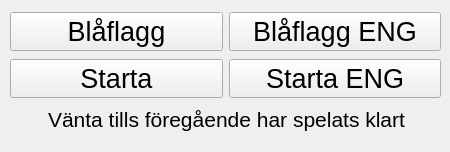
The window that sound-player/lib/sound_player.ui (robbanostberg/sound-player) describes before a commit, drawn with Qt 5.
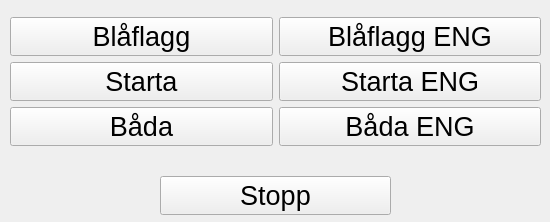
The same window after the commit.

Commit message: essage=Lade till möjlighet att spela båda meddelanden på ett språk med ett klick samt möjlighet att stoppa en uppspelning

Patch:
```diff
--- a/sound-player/lib/sound_player.ui
+++ b/sound-player/lib/sound_player.ui
@@ -6,22 +6,24 @@
    <rect>
     <x>0</x>
     <y>0</y>
-    <width>450</width>
-    <height>152</height>
+    <width>550</width>
+    <height>222</height>
    </rect>
   </property>
   <property name="windowTitle">
-   <string>Form</string>
+   <string>Sound Player</string>
   </property>
-  <widget class="QWidget" name="gridLayoutWidget">
+  <widget class="QWidget" name="gridLayoutWidget_3">
    <property name="geometry">
     <rect>
      <x>10</x>
-     <y>10</y>
-     <width>431</width>
-     <height>91</height>
+     <y>9</y>
+     <width>531</width>
+     <height>145</height>
     </rect>
    </property>
+   <layout class="QGridLayout" name="gridLayout_3">
+    <item row="0" column="0">
    <layout class="QGridLayout" name="gridLayout">
     <item row="0" column="0">
      <widget class="QPushButton" name="BlueFlagSV">
@@ -47,18 +49,6 @@
       </property>
      </widget>
     </item>
-    <item row="1" column="0">
-     <widget class="QPushButton" name="StartSV">
-      <property name="font">
-       <font>
-        <pointsize>20</pointsize>
-       </font>
-      </property>
-      <property name="text">
-       <string>Starta</string>
-      </property>
-     </widget>
-    </item>
     <item row="1" column="1">
      <widget class="QPushButton" name="StartENG">
       <property name="font">
@@ -71,33 +61,100 @@
       </property>
      </widget>
     </item>
-   </layout>
+      <item row="1" column="0">
+       <widget class="QPushButton" name="StartSV">
+        <property name="font">
+         <font>
+          <pointsize>20</pointsize>
+         </font>
+        </property>
+        <property name="text">
+         <string>Starta</string>
+        </property>
+       </widget>
+      </item>
+      <item row="2" column="0">
+       <widget class="QPushButton" name="BothSV">
+        <property name="font">
+         <font>
+          <pointsize>20</pointsize>
+         </font>
+        </property>
+        <property name="text">
+         <string>Båda</string>
+        </property>
+       </widget>
+      </item>
+      <item row="2" column="1">
+       <widget class="QPushButton" name="BothENG">
+        <property name="font">
+         <font>
+          <pointsize>20</pointsize>
+         </font>
+        </property>
+        <property name="text">
+         <string>Båda ENG</string>
+        </property>
+       </widget>
+      </item>
+     </layout>
+    </item>
+   </layout>
   </widget>
-  <widget class="QWidget" name="gridLayoutWidget_2">
+  <widget class="QWidget" name="horizontalLayoutWidget">
    <property name="geometry">
     <rect>
-     <x>9</x>
-     <y>99</y>
-     <width>435</width>
-     <height>41</height>
+     <x>10</x>
+     <y>170</y>
+     <width>531</width>
+     <height>51</height>
     </rect>
    </property>
-   <layout class="QGridLayout" name="gridLayout_2">
-    <item row="0" column="0">
-     <widget class="QLabel" name="label">
+   <layout class="QHBoxLayout" name="horizontalLayout">
+    <item>
+     <spacer name="horizontalSpacer">
+      <property name="orientation">
+       <enum>Qt::Horizontal</enum>
+      </property>
+      <property name="sizeHint" stdset="0">
+       <size>
+        <width>150</width>
+        <height>20</height>
+       </size>
+      </property>
+     </spacer>
+    </item>
+    <item>
+     <widget class="QPushButton" name="Cancel">
+      <property name="sizePolicy">
+       <sizepolicy hsizetype="Minimum" vsizetype="Fixed">
+        <horstretch>1</horstretch>
+        <verstretch>0</verstretch>
+       </sizepolicy>
+      </property>
       <property name="font">
        <font>
-        <pointsize>16</pointsize>
+        <pointsize>20</pointsize>
        </font>
       </property>
       <property name="text">
-       <string>Vänta tills föregående har spelats klart</string>
-      </property>
-      <property name="alignment">
-       <set>Qt::AlignCenter</set>
+       <string>Stopp</string>
       </property>
      </widget>
     </item>
+    <item>
+     <spacer name="horizontalSpacer_2">
+      <property name="orientation">
+       <enum>Qt::Horizontal</enum>
+      </property>
+      <property name="sizeHint" stdset="0">
+       <size>
+        <width>150</width>
+        <height>20</height>
+       </size>
+      </property>
+     </spacer>
+    </item>
    </layout>
   </widget>
  </widget>
```
Lines whose indentation alone changed are shown as unchanged. The commit also changes 2 other files.
